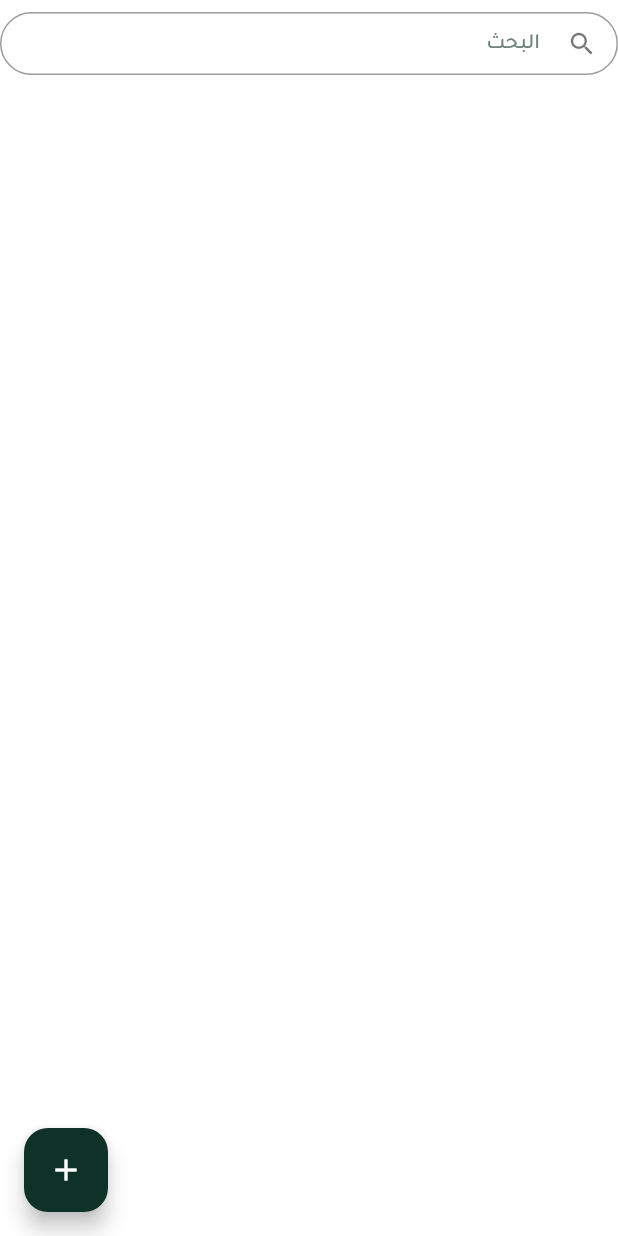
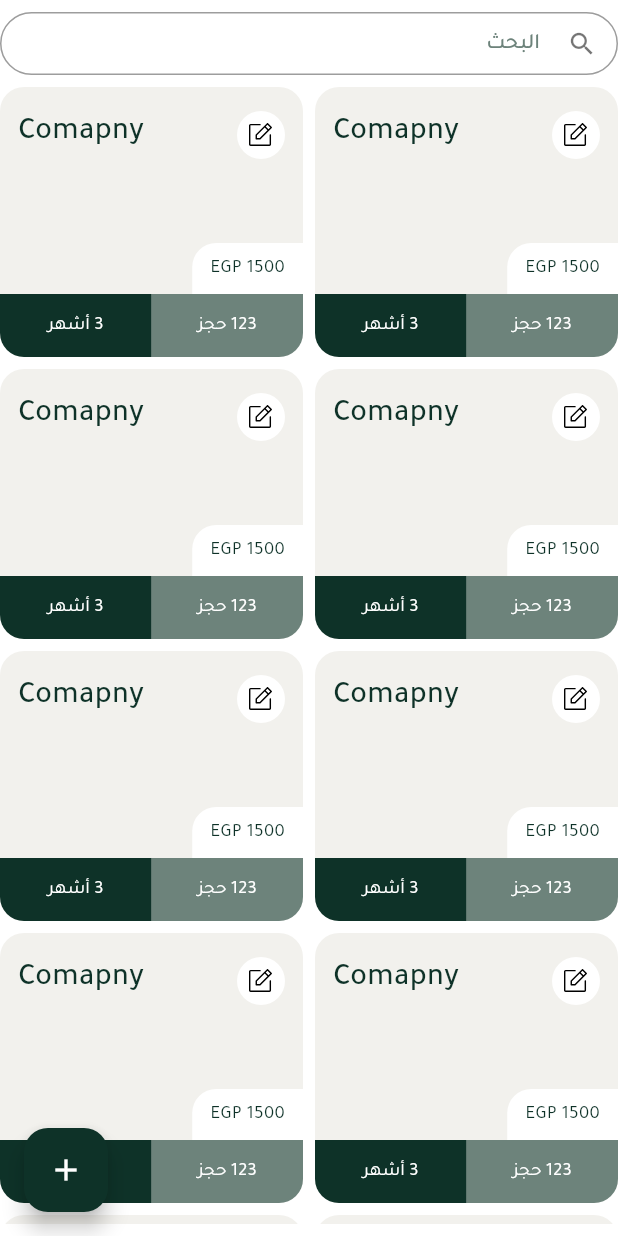
Before and after one commit to Mahmoud-Adel-Ali/Lockers_Admin_Dashboard, a Flutter app: the AgreementsView screen opened directly, on a phone screen of 412 x 824 dp. Run offline on Flutter 3.47's test engine with Material 3 defaults, Android fonts, the phone set to English and light mode, and no system bars; our stand-ins replace awesome_dialog, flutter_svg, lottie, modal_progress_hud_nsn, percent_indicator, pinput; missing offline and left inert: bitsdojo_window.

Commit message:
Agreements Grid View done.

```diff
--- a/lib/features/agreements/presentation/views/agreements_view.dart
+++ b/lib/features/agreements/presentation/views/agreements_view.dart
@@ -2,6 +2,7 @@ import 'package:flutter/material.dart';
 
 import '../../../../core/utils/app_colors.dart';
 import '../../../../core/utils/size_config.dart';
+import 'widgets/agreements_grid_view.dart';
 import 'widgets/agreements_view_header.dart';
 
 class AgreementsView extends StatelessWidget {
@@ -24,6 +25,8 @@ class AgreementsView extends StatelessWidget {
           SizedBox(height: 8),
           AgreementsViewHeader(),
           SizedBox(height: 8),
+          Expanded(child: AgreementsGridView()),
+          SizedBox(height: 8),
         ],
       ),
     );
--- /dev/null
+++ b/lib/features/agreements/presentation/views/widgets/agreement_card.dart
@@ -0,0 +1,133 @@
+import 'package:flutter/material.dart';
+import 'package:flutter_svg/svg.dart';
+
+import '../../../../../core/utils/app_colors.dart';
+import '../../../../../core/utils/app_text_styles.dart';
+import '../../../../../core/utils/assets.dart';
+
+class AgreementCard extends StatelessWidget {
+  const AgreementCard({super.key});
+
+  @override
+  Widget build(BuildContext context) {
+    return InkWell(
+      child: Container(
+        decoration: BoxDecoration(
+          color: AppColors.filedGrey,
+          borderRadius: BorderRadius.circular(16),
+        ),
+        child: Column(
+          children: [
+            const SizedBox(height: 4),
+            Padding(
+              padding: const EdgeInsets.all(12.0),
+              child: Row(
+                mainAxisAlignment: MainAxisAlignment.spaceBetween,
+                crossAxisAlignment: CrossAxisAlignment.start,
+                children: [
+                  InkWell(
+                    onTap: () {},
+                    child: Container(
+                      padding: const EdgeInsets.all(8),
+                      decoration: BoxDecoration(
+                        color: AppColors.white,
+                        shape: BoxShape.circle,
+                      ),
+                      child: SvgPicture.asset(Assets.imagesEditIcon, width: 16),
+                    ),
+                  ),
+                  const SizedBox(width: 8),
+                  Expanded(
+                    child: Text(
+                      'Comapny',
+                      maxLines: 2,
+                      overflow: TextOverflow.ellipsis,
+                      textAlign: TextAlign.end,
+                      style: AppTextStyles.style20w500(
+                        context,
+                      ).copyWith(color: AppColors.main),
+                    ),
+                  ),
+                ],
+              ),
+            ),
+            const Spacer(),
+            Row(
+              children: [
+                Container(
+                  padding: const EdgeInsets.symmetric(
+                    horizontal: 12,
+                    vertical: 8,
+                  ),
+                  decoration: const BoxDecoration(
+                    color: AppColors.white,
+                    borderRadius: BorderRadius.only(
+                      topLeft: Radius.circular(16),
+                      // topRight: Radius.circular(16),
+                    ),
+                  ),
+                  child: Text(
+                    '1500 EGP',
+                    style: AppTextStyles.style12w400(
+                      context,
+                    ).copyWith(color: AppColors.main),
+                  ),
+                ),
+              ],
+            ),
+            Row(
+              children: [
+                Expanded(
+                  child: Container(
+                    padding: const EdgeInsets.all(12.0),
+                    decoration: const BoxDecoration(
+                      color: AppColors.phosphorGreen,
+                      borderRadius: BorderRadius.only(
+                        // bottomLeft: Radius.circular(16),
+                        bottomRight: Radius.circular(16),
+                      ),
+                    ),
+                    child: Row(
+                      mainAxisAlignment: MainAxisAlignment.spaceAround,
+                      children: [
+                        Text(
+                          '123 حجز',
+                          style: AppTextStyles.style12w400(
+                            context,
+                          ).copyWith(color: AppColors.white),
+                        ),
+                      ],
+                    ),
+                  ),
+                ),
+                Expanded(
+                  child: Container(
+                    padding: const EdgeInsets.all(12.0),
+                    decoration: const BoxDecoration(
+                      color: AppColors.main,
+                      borderRadius: BorderRadius.only(
+                        bottomLeft: Radius.circular(16),
+                        // bottomRight: Radius.circular(16),
+                      ),
+                    ),
+                    child: Row(
+                      mainAxisAlignment: MainAxisAlignment.spaceAround,
+                      children: [
+                        Text(
+                          '3 أشهر',
+                          style: AppTextStyles.style12w400(
+                            context,
+                          ).copyWith(color: AppColors.white),
+                        ),
+                      ],
+                    ),
+                  ),
+                ),
+              ],
+            ),
+          ],
+        ),
+      ),
+    );
+  }
+}
--- /dev/null
+++ b/lib/features/agreements/presentation/views/widgets/agreements_grid_view.dart
@@ -0,0 +1,30 @@
+import 'package:flutter/material.dart';
+
+import 'agreement_card.dart';
+
+class AgreementsGridView extends StatelessWidget {
+  const AgreementsGridView({super.key});
+
+  @override
+  Widget build(BuildContext context) {
+    return LayoutBuilder(
+      builder: (context, constraints) {
+        var width = constraints.maxWidth;
+        return GridView.builder(
+          gridDelegate: SliverGridDelegateWithFixedCrossAxisCount(
+            //* meaning that the minwidth of the card is 180.
+            crossAxisCount: (width / 180).toInt(),
+            mainAxisSpacing: 8,
+            crossAxisSpacing: 8,
+            childAspectRatio: 180 / 250,
+            mainAxisExtent: 180,
+          ),
+          itemCount: 20,
+          itemBuilder: (context, index) {
+            return AgreementCard();
+          },
+        );
+      },
+    );
+  }
+}
```
